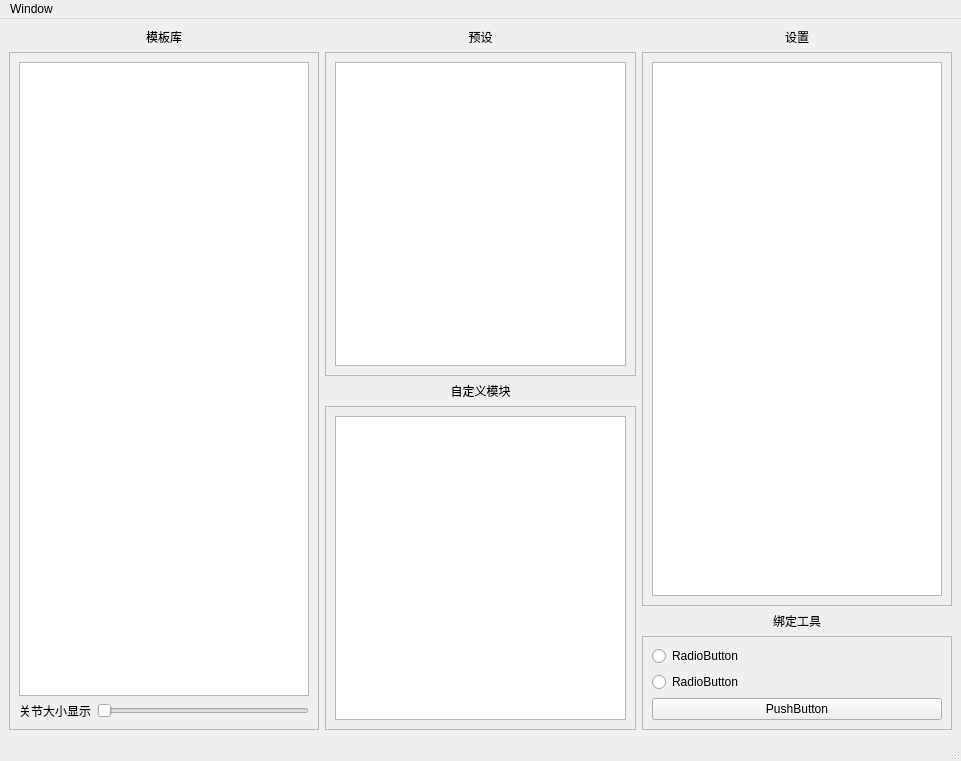
This is res/ui/bind_modular/bindSystem.ui in MuZiMuZi/muziToolset as Qt 5 draws it before an edit. The edited form follows.
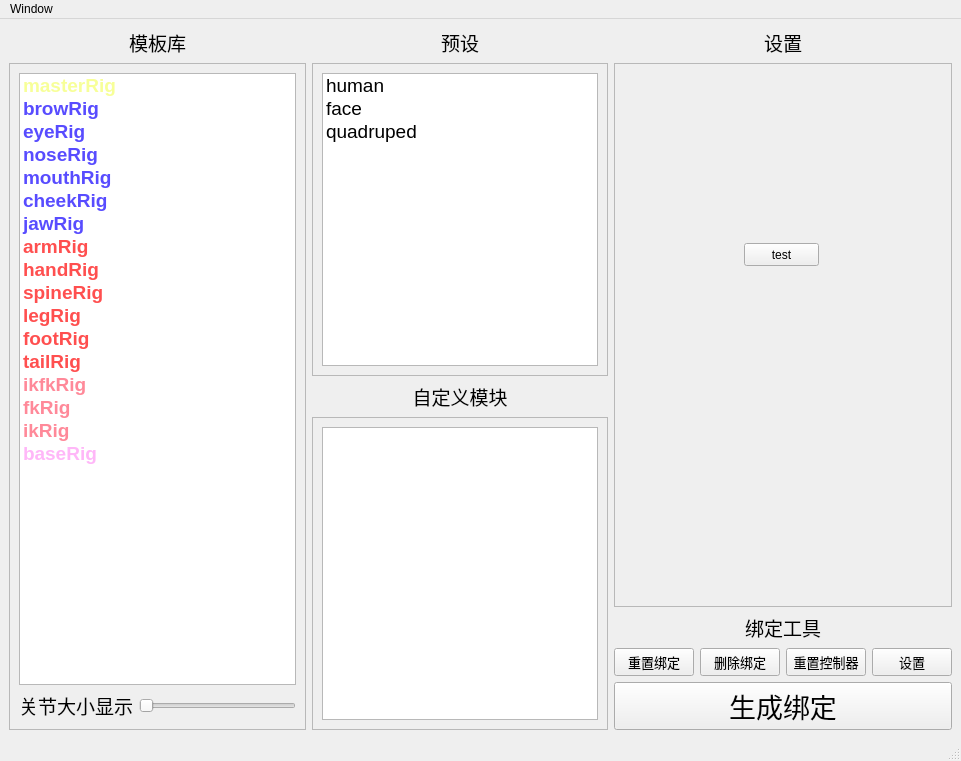
This is the edited form. The open tabs and pages were chosen to show the change.

Commit message: add_connect方法添加，用来添加连接的槽函数

Diff of the .ui file:
```diff
--- a/res/ui/bind_modular/bindSystem.ui
+++ b/res/ui/bind_modular/bindSystem.ui
@@ -19,6 +19,9 @@
      <layout class="QHBoxLayout" name="horizontalLayout">
       <item>
        <layout class="QVBoxLayout" name="proxy_layout">
+        <property name="sizeConstraint">
+         <enum>QLayout::SetDefaultConstraint</enum>
+        </property>
         <item>
          <widget class="QLabel" name="proxy_label">
           <property name="enabled">
@@ -36,6 +39,12 @@
             <height>0</height>
            </size>
           </property>
+          <property name="font">
+           <font>
+            <family>Agency FB</family>
+            <pointsize>14</pointsize>
+           </font>
+          </property>
           <property name="contextMenuPolicy">
            <enum>Qt::DefaultContextMenu</enum>
           </property>
@@ -60,8 +69,8 @@
             <rect>
              <x>0</x>
              <y>0</y>
-             <width>306</width>
-             <height>674</height>
+             <width>299</width>
+             <height>662</height>
             </rect>
            </property>
            <layout class="QGridLayout" name="gridLayout_2">
@@ -69,6 +78,12 @@
              <layout class="QHBoxLayout" name="horizontalLayout_2">
               <item>
                <widget class="QLabel" name="jointRadius_label">
+                <property name="font">
+                 <font>
+                  <family>Agency FB</family>
+                  <pointsize>14</pointsize>
+                 </font>
+                </property>
                 <property name="text">
                  <string>关节大小显示</string>
                 </property>
@@ -76,6 +91,12 @@
               </item>
               <item>
                <widget class="QSlider" name="jointRadius_Slider">
+                <property name="font">
+                 <font>
+                  <family>Agency FB</family>
+                  <pointsize>14</pointsize>
+                 </font>
+                </property>
                 <property name="contextMenuPolicy">
                  <enum>Qt::DefaultContextMenu</enum>
                 </property>
@@ -96,7 +117,319 @@
              </layout>
             </item>
             <item row="0" column="0">
-             <widget class="QListView" name="proxy_view"/>
+             <widget class="QListWidget" name="proxy_widget">
+              <property name="sizePolicy">
+               <sizepolicy hsizetype="Preferred" vsizetype="Expanding">
+                <horstretch>0</horstretch>
+                <verstretch>0</verstretch>
+               </sizepolicy>
+              </property>
+              <property name="baseSize">
+               <size>
+                <width>0</width>
+                <height>0</height>
+               </size>
+              </property>
+              <property name="font">
+               <font>
+                <pointsize>14</pointsize>
+                <weight>75</weight>
+                <italic>false</italic>
+                <bold>true</bold>
+               </font>
+              </property>
+              <property name="mouseTracking">
+               <bool>false</bool>
+              </property>
+              <property name="focusPolicy">
+               <enum>Qt::StrongFocus</enum>
+              </property>
+              <property name="layoutDirection">
+               <enum>Qt::LeftToRight</enum>
+              </property>
+              <property name="autoFillBackground">
+               <bool>false</bool>
+              </property>
+              <property name="styleSheet">
+               <string notr="true"/>
+              </property>
+              <property name="lineWidth">
+               <number>0</number>
+              </property>
+              <property name="autoScroll">
+               <bool>true</bool>
+              </property>
+              <property name="dragEnabled">
+               <bool>false</bool>
+              </property>
+              <property name="dragDropOverwriteMode">
+               <bool>false</bool>
+              </property>
+              <property name="dragDropMode">
+               <enum>QAbstractItemView::NoDragDrop</enum>
+              </property>
+              <property name="selectionMode">
+               <enum>QAbstractItemView::SingleSelection</enum>
+              </property>
+              <property name="selectionRectVisible">
+               <bool>false</bool>
+              </property>
+              <item>
+               <property name="text">
+                <string>masterRig</string>
+               </property>
+               <property name="foreground">
+                <brush brushstyle="SolidPattern">
+                 <color alpha="255">
+                  <red>247</red>
+                  <green>255</green>
+                  <blue>152</blue>
+                 </color>
+                </brush>
+               </property>
+              </item>
+              <item>
+               <property name="text">
+                <string>browRig</string>
+               </property>
+               <property name="foreground">
+                <brush brushstyle="SolidPattern">
+                 <color alpha="255">
+                  <red>88</red>
+                  <green>76</green>
+                  <blue>255</blue>
+                 </color>
+                </brush>
+               </property>
+              </item>
+              <item>
+               <property name="text">
+                <string>eyeRig</string>
+               </property>
+               <property name="foreground">
+                <brush brushstyle="SolidPattern">
+                 <color alpha="255">
+                  <red>88</red>
+                  <green>76</green>
+                  <blue>255</blue>
+                 </color>
+                </brush>
+               </property>
+              </item>
+              <item>
+               <property name="text">
+                <string>noseRig</string>
+               </property>
+               <property name="foreground">
+                <brush brushstyle="SolidPattern">
+                 <color alpha="255">
+                  <red>88</red>
+                  <green>76</green>
+                  <blue>255</blue>
+                 </color>
+                </brush>
+               </property>
+              </item>
+              <item>
+               <property name="text">
+                <string>mouthRig</string>
+               </property>
+               <property name="foreground">
+                <brush brushstyle="SolidPattern">
+                 <color alpha="255">
+                  <red>88</red>
+                  <green>76</green>
+                  <blue>255</blue>
+                 </color>
+                </brush>
+               </property>
+              </item>
+              <item>
+               <property name="text">
+                <string>cheekRig</string>
+               </property>
+               <property name="foreground">
+                <brush brushstyle="SolidPattern">
+                 <color alpha="255">
+                  <red>88</red>
+                  <green>76</green>
+                  <blue>255</blue>
+                 </color>
+                </brush>
+               </property>
+              </item>
+              <item>
+               <property name="text">
+                <string>jawRig</string>
+               </property>
+               <property name="foreground">
+                <brush brushstyle="SolidPattern">
+                 <color alpha="255">
+                  <red>88</red>
+                  <green>76</green>
+                  <blue>255</blue>
+                 </color>
+                </brush>
+               </property>
+              </item>
+              <item>
+               <property name="text">
+                <string>armRig</string>
+               </property>
+               <property name="foreground">
+                <brush brushstyle="SolidPattern">
+                 <color alpha="255">
+                  <red>255</red>
+                  <green>79</green>
+                  <blue>79</blue>
+                 </color>
+                </brush>
+               </property>
+              </item>
+              <item>
+               <property name="text">
+                <string>handRig</string>
+               </property>
+               <property name="foreground">
+                <brush brushstyle="SolidPattern">
+                 <color alpha="255">
+                  <red>255</red>
+                  <green>79</green>
+                  <blue>79</blue>
+                 </color>
+                </brush>
+               </property>
+              </item>
+              <item>
+               <property name="text">
+                <string>spineRig</string>
+               </property>
+               <property name="foreground">
+                <brush brushstyle="SolidPattern">
+                 <color alpha="255">
+                  <red>255</red>
+                  <green>79</green>
+                  <blue>79</blue>
+                 </color>
+                </brush>
+               </property>
+              </item>
+              <item>
+               <property name="text">
+                <string>legRig</string>
+               </property>
+               <property name="foreground">
+                <brush brushstyle="SolidPattern">
+                 <color alpha="255">
+                  <red>255</red>
+                  <green>79</green>
+                  <blue>79</blue>
+                 </color>
+                </brush>
+               </property>
+              </item>
+              <item>
+               <property name="text">
+                <string>footRig</string>
+               </property>
+               <property name="foreground">
+                <brush brushstyle="SolidPattern">
+                 <color alpha="255">
+                  <red>255</red>
+                  <green>79</green>
+                  <blue>79</blue>
+                 </color>
+                </brush>
+               </property>
+              </item>
+              <item>
+               <property name="text">
+                <string>tailRig</string>
+               </property>
+               <property name="foreground">
+                <brush brushstyle="SolidPattern">
+                 <color alpha="255">
+                  <red>255</red>
+                  <green>79</green>
+                  <blue>79</blue>
+                 </color>
+                </brush>
+               </property>
+              </item>
+              <item>
+               <property name="text">
+                <string>ikfkRig</string>
+               </property>
+               <property name="font">
+                <font>
+                 <kerning>true</kerning>
+                </font>
+               </property>
+               <property name="textAlignment">
+                <set>AlignLeading|AlignVCenter</set>
+               </property>
+               <property name="foreground">
+                <brush brushstyle="SolidPattern">
+                 <color alpha="255">
+                  <red>255</red>
+                  <green>137</green>
+                  <blue>153</blue>
+                 </color>
+                </brush>
+               </property>
+              </item>
+              <item>
+               <property name="text">
+                <string>fkRig</string>
+               </property>
+               <property name="background">
+                <brush brushstyle="NoBrush">
+                 <color alpha="255">
+                  <red>0</red>
+                  <green>0</green>
+                  <blue>0</blue>
+                 </color>
+                </brush>
+               </property>
+               <property name="foreground">
+                <brush brushstyle="SolidPattern">
+                 <color alpha="255">
+                  <red>255</red>
+                  <green>137</green>
+                  <blue>153</blue>
+                 </color>
+                </brush>
+               </property>
+              </item>
+              <item>
+               <property name="text">
+                <string>ikRig</string>
+               </property>
+               <property name="foreground">
+                <brush brushstyle="SolidPattern">
+                 <color alpha="255">
+                  <red>255</red>
+                  <green>137</green>
+                  <blue>153</blue>
+                 </color>
+                </brush>
+               </property>
+              </item>
+              <item>
+               <property name="text">
+                <string>baseRig</string>
+               </property>
+               <property name="foreground">
+                <brush brushstyle="SolidPattern">
+                 <color alpha="255">
+                  <red>255</red>
+                  <green>183</green>
+                  <blue>248</blue>
+                 </color>
+                </brush>
+               </property>
+              </item>
+             </widget>
             </item>
            </layout>
           </widget>
@@ -110,6 +443,12 @@
          <layout class="QVBoxLayout" name="preset_layout">
           <item>
            <widget class="QLabel" name="label">
+            <property name="font">
+             <font>
+              <family>Agency FB</family>
+              <pointsize>14</pointsize>
+             </font>
+            </property>
             <property name="text">
              <string>预设</string>
             </property>
@@ -128,13 +467,40 @@
               <rect>
                <x>0</x>
                <y>0</y>
-               <width>303</width>
-               <height>322</height>
+               <width>296</width>
+               <height>310</height>
               </rect>
              </property>
              <layout class="QGridLayout" name="gridLayout_5">
               <item row="0" column="0">
-               <widget class="QListView" name="preset_view"/>
+               <widget class="QListWidget" name="preset_widget">
+                <property name="font">
+                 <font>
+                  <pointsize>14</pointsize>
+                 </font>
+                </property>
+                <property name="selectionMode">
+                 <enum>QAbstractItemView::SingleSelection</enum>
+                </property>
+                <property name="selectionRectVisible">
+                 <bool>false</bool>
+                </property>
+                <item>
+                 <property name="text">
+                  <string>human</string>
+                 </property>
+                </item>
+                <item>
+                 <property name="text">
+                  <string>face</string>
+                 </property>
+                </item>
+                <item>
+                 <property name="text">
+                  <string>quadruped</string>
+                 </property>
+                </item>
+               </widget>
               </item>
              </layout>
             </widget>
@@ -146,6 +512,12 @@
          <layout class="QVBoxLayout" name="custom_layout">
           <item>
            <widget class="QLabel" name="custom_label">
+            <property name="font">
+             <font>
+              <family>Agency FB</family>
+              <pointsize>14</pointsize>
+             </font>
+            </property>
             <property name="text">
              <string>自定义模块</string>
             </property>
@@ -164,13 +536,13 @@
               <rect>
                <x>0</x>
                <y>0</y>
-               <width>303</width>
-               <height>322</height>
+               <width>296</width>
+               <height>310</height>
               </rect>
              </property>
              <layout class="QGridLayout" name="gridLayout_4">
               <item row="0" column="0">
-               <widget class="QListView" name="custom_view"/>
+               <widget class="QListWidget" name="custom_widget"/>
               </item>
              </layout>
             </widget>
@@ -186,6 +558,12 @@
          <layout class="QVBoxLayout" name="verticalLayout_4">
           <item>
            <widget class="QLabel" name="label_3">
+            <property name="font">
+             <font>
+              <family>Agency FB</family>
+              <pointsize>14</pointsize>
+             </font>
+            </property>
             <property name="text">
              <string>设置</string>
             </property>
@@ -204,13 +582,33 @@
               <rect>
                <x>0</x>
                <y>0</y>
-               <width>304</width>
-               <height>559</height>
+               <width>318</width>
+               <height>549</height>
               </rect>
              </property>
              <layout class="QGridLayout" name="gridLayout_6">
-              <item row="0" column="0">
-               <widget class="QListView" name="setting_view"/>
+              <item row="0" column="1">
+               <widget class="QStackedWidget" name="set_widget">
+                <property name="currentIndex">
+                 <number>0</number>
+                </property>
+                <widget class="QWidget" name="initial_page"/>
+                <widget class="QWidget" name="arm_page">
+                 <widget class="QPushButton" name="pushButton">
+                  <property name="geometry">
+                   <rect>
+                    <x>120</x>
+                    <y>170</y>
+                    <width>75</width>
+                    <height>23</height>
+                   </rect>
+                  </property>
+                  <property name="text">
+                   <string>test</string>
+                  </property>
+                 </widget>
+                </widget>
+               </widget>
               </item>
              </layout>
             </widget>
@@ -222,6 +620,12 @@
          <layout class="QVBoxLayout" name="verticalLayout">
           <item>
            <widget class="QLabel" name="label_2">
+            <property name="font">
+             <font>
+              <family>Agency FB</family>
+              <pointsize>14</pointsize>
+             </font>
+            </property>
             <property name="text">
              <string>绑定工具</string>
             </property>
@@ -231,49 +635,72 @@
            </widget>
           </item>
           <item>
-           <widget class="QScrollArea" name="scrollArea_4">
-            <property name="sizePolicy">
-             <sizepolicy hsizetype="Expanding" vsizetype="Preferred">
-              <horstretch>0</horstretch>
-              <verstretch>0</verstretch>
-             </sizepolicy>
+           <layout class="QHBoxLayout" name="horizontalLayout_3">
+            <item>
+             <widget class="QPushButton" name="reset_button">
+              <property name="font">
+               <font>
+                <family>Agency FB</family>
+                <pointsize>10</pointsize>
+               </font>
+              </property>
+              <property name="text">
+               <string>重置绑定</string>
+              </property>
+             </widget>
+            </item>
+            <item>
+             <widget class="QPushButton" name="delete_button">
+              <property name="font">
+               <font>
+                <family>Agency FB</family>
+                <pointsize>10</pointsize>
+               </font>
+              </property>
+              <property name="text">
+               <string>删除绑定</string>
+              </property>
+             </widget>
+            </item>
+            <item>
+             <widget class="QPushButton" name="ctrl_button">
+              <property name="font">
+               <font>
+                <family>Agency FB</family>
+                <pointsize>10</pointsize>
+               </font>
+              </property>
+              <property name="text">
+               <string>重置控制器</string>
+              </property>
+             </widget>
+            </item>
+            <item>
+             <widget class="QPushButton" name="set_button">
+              <property name="font">
+               <font>
+                <family>Agency FB</family>
+                <pointsize>10</pointsize>
+               </font>
+              </property>
+              <property name="text">
+               <string>设置</string>
+              </property>
+             </widget>
+            </item>
+           </layout>
+          </item>
+          <item>
+           <widget class="QPushButton" name="build_button">
+            <property name="font">
+             <font>
+              <family>Agency FB</family>
+              <pointsize>20</pointsize>
+             </font>
             </property>
-            <property name="widgetResizable">
-             <bool>true</bool>
+            <property name="text">
+             <string>生成绑定</string>
             </property>
-            <widget class="QWidget" name="scrollAreaWidgetContents_4">
-             <property name="geometry">
-              <rect>
-               <x>0</x>
-               <y>0</y>
-               <width>304</width>
-               <height>85</height>
-              </rect>
-             </property>
-             <layout class="QGridLayout" name="gridLayout_3">
-              <item row="1" column="0">
-               <widget class="QRadioButton" name="radioButton_2">
-                <property name="text">
-                 <string>RadioButton</string>
-                </property>
-               </widget>
-              </item>
-              <item row="2" column="0">
-               <widget class="QPushButton" name="pushButton">
-                <property name="text">
-                 <string>PushButton</string>
-                </property>
-               </widget>
-              </item>
-              <item row="0" column="0">
-               <widget class="QRadioButton" name="radioButton">
-                <property name="text">
-                 <string>RadioButton</string>
-                </property>
-               </widget>
-              </item>
-             </layout>
-            </widget>
            </widget>
           </item>
          </layout>
```
The commit also changes 1 other file.
